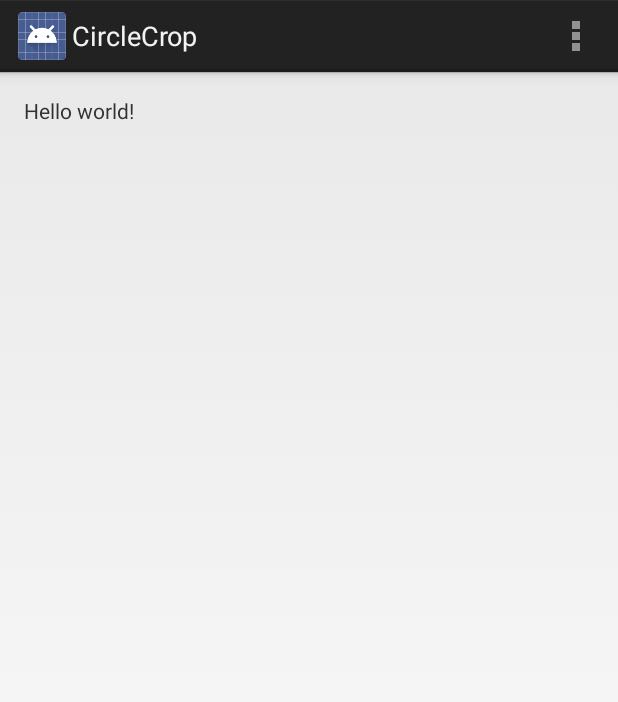
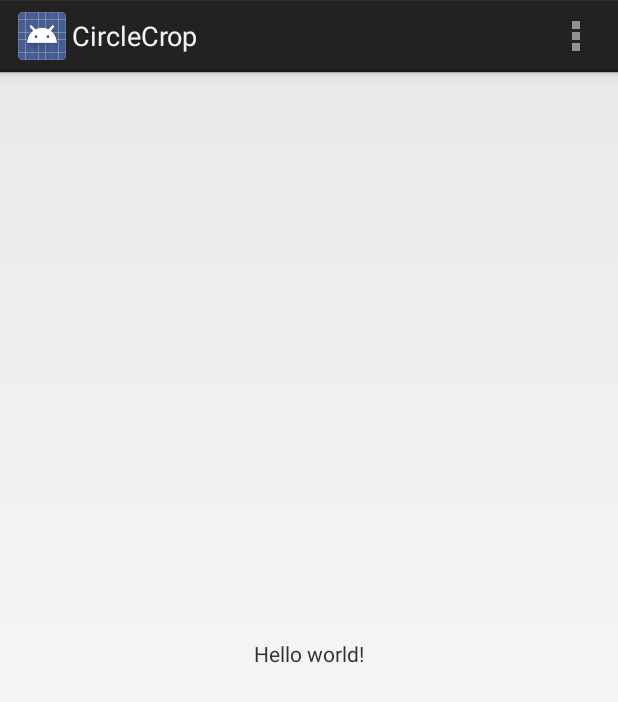
Before and after one commit to VVS70/circle-crop, an Android app: the screen it shows after launch (MainActivity), on a phone screen of 412 x 824 dp. Shown: the top 702 px of the screen. Run offline under Robolectric (Android 15) with nearby library versions, the phone set to English and light mode, and no system bars.

Commit message:
Empty project.

```diff
--- a/app/src/main/res/layout/fragment_main.xml
+++ b/app/src/main/res/layout/fragment_main.xml
@@ -6,11 +6,12 @@
                 android:paddingRight="@dimen/activity_horizontal_margin"
                 android:paddingTop="@dimen/activity_vertical_margin"
                 android:paddingBottom="@dimen/activity_vertical_margin"
-                tools:context=".MainActivity$PlaceholderFragment">
+                tools:context=".MainActivity$PlaceholderFragment" android:gravity="center_vertical|center_horizontal">
 
     <TextView
             android:text="@string/hello_world"
             android:layout_width="wrap_content"
-            android:layout_height="wrap_content"/>
+            android:layout_height="wrap_content"
+            android:elegantTextHeight="false"/>
 
 </RelativeLayout>
```
